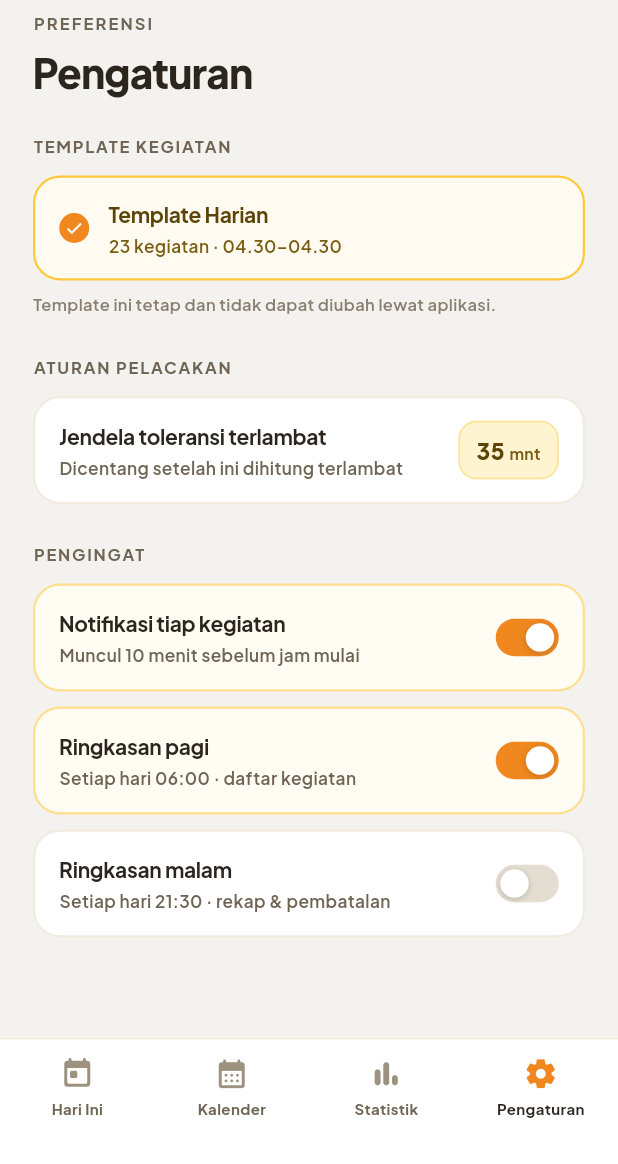
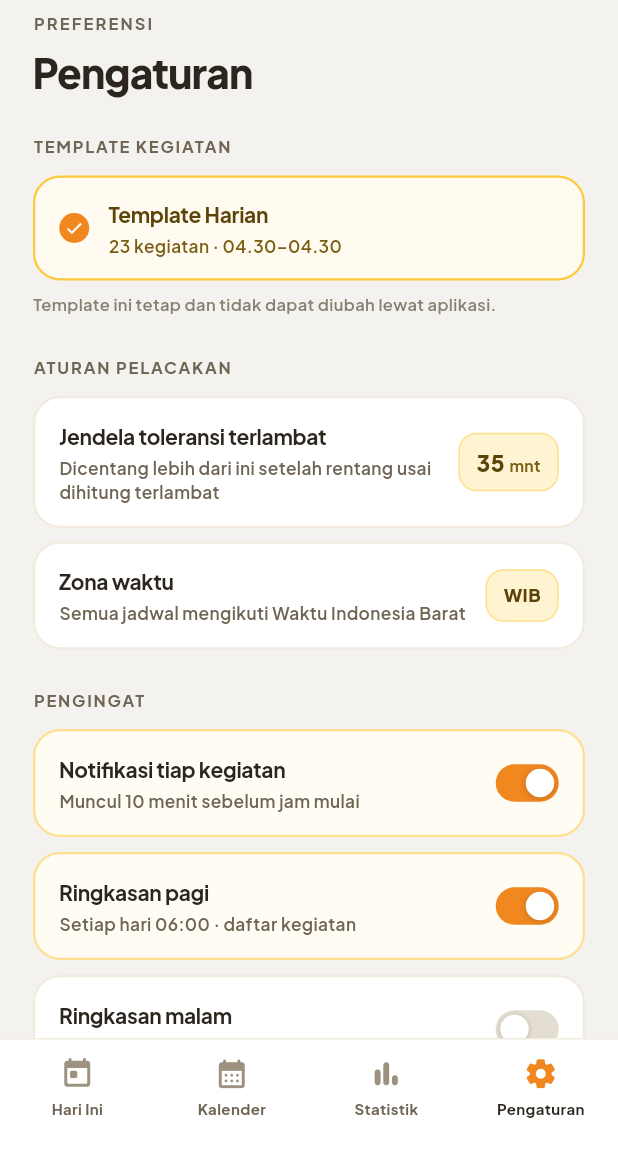
Before and after one commit to itsraziqsm/Daily-Track-App, a Flutter app: the screen it shows after launch, item 4 of the bottom bar chosen, on a phone screen of 412 x 824 dp, the part 72-1236 px from its top. Run offline on Flutter 3.47's test engine with Material 3 defaults, Android fonts, the phone set to English and light mode, and no system bars; our stand-ins replace google_fonts, sqflite; accounts and stored records are empty.

Commit message:
Scope task actions to the live WIB time range
Actions (Batalkan / Tandai selesai) now appear only while the WIB
clock sits inside a task's start-end range, so every other card stays
plain by default. Lateness is measured from the end of the range
rather than its start, and all time math - active window, log dates,
streak, weekly stats - runs on WIB (UTC+7) instead of device local
time. A 30-second ticker keeps the running window current.

Co-Authored-By: Claude Opus 5 <noreply@anthropic.com>
Claude-Session: https://claude.ai/code/session_01NbFS92ECAiKe7ZkBYNtGfg

```diff
--- a/lib/providers/schedule_provider.dart
+++ b/lib/providers/schedule_provider.dart
@@ -1,18 +1,35 @@
+import 'dart:async';
+
 import 'package:flutter/foundation.dart';
-import 'package:intl/intl.dart';
 
 import '../data/seed_activities.dart';
 import '../db/database_helper.dart';
 import '../models/activity.dart';
 import '../models/daily_log.dart';
+import '../utils/wib.dart';
 
 class ScheduleProvider extends ChangeNotifier {
   final DatabaseHelper _db = DatabaseHelper.instance;
 
   final List<Activity> activities = seedActivities;
 
-  /// Kegiatan dicentang setelah lewat sekian menit dari jam mulai dihitung terlambat.
+  /// Kegiatan yang dicentang lebih dari sekian menit setelah rentang waktunya
+  /// usai dihitung terlambat.
   static const int toleranceMinutes = 35;
+
+  /// Jendela kegiatan aktif bergeser mengikuti jam, jadi tampilan perlu
+  /// menyegarkan diri tanpa interaksi pengguna.
+  Timer? _ticker;
+
+  ScheduleProvider() {
+    _ticker = Timer.periodic(const Duration(seconds: 30), (_) => notifyListeners());
+  }
+
+  @override
+  void dispose() {
+    _ticker?.cancel();
+    super.dispose();
+  }
 
   Map<int, DailyLog> _todayLogs = {};
   List<DailyLog> _allLogs = [];
@@ -23,9 +40,7 @@ class ScheduleProvider extends ChangeNotifier {
     'night': false,
   };
 
-  String get todayKey => _dateKey(DateTime.now());
-  String _dateKey(DateTime d) => DateFormat('yyyy-MM-dd').format(d);
-  int get _nowMinutes => DateTime.now().hour * 60 + DateTime.now().minute;
+  String get todayKey => wibDateKey(wibNow());
 
   Map<int, DailyLog> get todayLogs => _todayLogs;
   List<DailyLog> get allLogs => _allLogs;
@@ -49,10 +64,20 @@ class ScheduleProvider extends ChangeNotifier {
     notifyListeners();
   }
 
-  bool isActive(Activity activity) {
-    if (_todayLogs.containsKey(activity.id)) return false;
-    return (_nowMinutes - activity.startMinutes).abs() <= 90;
+  /// Kegiatan sedang berlangsung: jam WIB sekarang berada di dalam rentang
+  /// mulai–selesai. Hanya kegiatan inilah yang menampilkan opsi aksi.
+  bool isRunning(Activity activity) {
+    final now = wibMinutesOfDay();
+    final start = activity.startMinutes;
+    final end = activity.endMinutes;
+    if (end > start) return now >= start && now < end;
+    // Rentang melewati tengah malam, mis. Tidur 22.00–04.30.
+    return now >= start || now < end;
   }
+
+  /// Menit berlalu sejak rentang kegiatan usai. Negatif berarti rentangnya
+  /// belum selesai (atau belum dimulai) hari ini.
+  int minutesSinceEnd(Activity activity) => wibMinutesOfDay() - activity.endMinutes;
 
   /// Tandai kegiatan: otomatis "selesai" atau "terlambat" berdasarkan jendela toleransi.
   Future<void> toggle(Activity activity) async {
@@ -64,12 +89,15 @@ class ScheduleProvider extends ChangeNotifier {
       notifyListeners();
       return;
     }
-    final late = _nowMinutes - activity.startMinutes > toleranceMinutes;
+    // Kegiatan yang masih berlangsung tidak pernah terlambat; ini juga menjaga
+    // kegiatan lintas tengah malam (mis. Tidur 22.00–04.30), yang jam usainya
+    // secara angka berada di belakang jam sekarang.
+    final late = !isRunning(activity) && minutesSinceEnd(activity) > toleranceMinutes;
     final log = DailyLog(
       activityId: activity.id,
       date: todayKey,
       status: late ? LogStatus.late : LogStatus.done,
-      timestamp: DateTime.now(),
+      timestamp: wibNow(),
     );
     await _db.upsertLog(log);
     _todayLogs[activity.id] = log;
@@ -83,7 +111,7 @@ class ScheduleProvider extends ChangeNotifier {
       date: todayKey,
       status: LogStatus.cancelled,
       reason: reason,
-      timestamp: DateTime.now(),
+      timestamp: wibNow(),
     );
     await _db.upsertLog(log);
     _todayLogs[activity.id] = log;
@@ -126,9 +154,9 @@ class ScheduleProvider extends ChangeNotifier {
   int get perfectStreak {
     final byDate = logsByDate;
     var streak = 0;
-    var day = DateTime.now().subtract(const Duration(days: 1));
+    var day = wibNow().subtract(const Duration(days: 1));
     while (true) {
-      final key = _dateKey(day);
+      final key = wibDateKey(day);
       final logs = byDate[key];
       if (logs == null || !_isPerfectDay(logs)) break;
       streak++;
@@ -142,8 +170,8 @@ class ScheduleProvider extends ChangeNotifier {
     final byDate = logsByDate;
     final out = <MapEntry<DateTime, double>>[];
     for (var i = 6; i >= 0; i--) {
-      final day = DateTime.now().subtract(Duration(days: i));
-      final logs = byDate[_dateKey(day)] ?? [];
+      final day = wibNow().subtract(Duration(days: i));
+      final logs = byDate[wibDateKey(day)] ?? [];
       final completed = logs.where((l) => l.status != LogStatus.cancelled).length;
       final pct = totalCount == 0 ? 0.0 : completed / totalCount;
       out.add(MapEntry(day, pct));
--- a/lib/screens/home_tab.dart
+++ b/lib/screens/home_tab.dart
@@ -4,6 +4,7 @@ import 'package:provider/provider.dart';
 
 import '../providers/schedule_provider.dart';
 import '../theme/app_theme.dart';
+import '../utils/wib.dart';
 import '../widgets/activity_tile.dart';
 import '../widgets/skip_reason_dialog.dart';
 
@@ -14,7 +15,7 @@ class HomeTab extends StatelessWidget {
   @override
   Widget build(BuildContext context) {
     final provider = context.watch<ScheduleProvider>();
-    final todayLabel = DateFormat('EEEE, d MMMM', 'id_ID').format(DateTime.now());
+    final todayLabel = DateFormat('EEEE, d MMMM', 'id_ID').format(wibNow());
     final activities = provider.activities;
     final pctDone = provider.totalCount == 0 ? 0.0 : provider.onTimeCount / provider.totalCount;
     final pctLate = provider.totalCount == 0 ? 0.0 : provider.lateCount / provider.totalCount;
@@ -138,7 +139,7 @@ class HomeTab extends StatelessWidget {
           ActivityTile(
             activity: activities[i],
             log: provider.todayLogs[activities[i].id],
-            isActive: provider.isActive(activities[i]),
+            isRunning: provider.isRunning(activities[i]),
             isLast: i == activities.length - 1,
             onCheck: () => provider.toggle(activities[i]),
             onCancel: () async {
--- a/lib/screens/settings_tab.dart
+++ b/lib/screens/settings_tab.dart
@@ -81,7 +81,7 @@ class SettingsTab extends StatelessWidget {
                   children: [
                     Text('Jendela toleransi terlambat', style: TextStyle(fontSize: 14, fontWeight: FontWeight.w700, letterSpacing: -0.2, color: AppColors.ink)),
                     SizedBox(height: 3),
-                    Text('Dicentang setelah ini dihitung terlambat', style: TextStyle(fontSize: 11.5, fontWeight: FontWeight.w600, color: AppColors.inkMuted)),
+                    Text('Dicentang lebih dari ini setelah rentang usai dihitung terlambat', style: TextStyle(fontSize: 11.5, fontWeight: FontWeight.w600, color: AppColors.inkMuted)),
                   ],
                 ),
               ),
@@ -101,6 +101,38 @@ class SettingsTab extends StatelessWidget {
                     const Text('mnt', style: TextStyle(fontSize: 10.5, fontWeight: FontWeight.w700, color: AppColors.yellowInk2)),
                   ],
                 ),
+              ),
+            ],
+          ),
+        ),
+        const SizedBox(height: 9),
+        Container(
+          padding: const EdgeInsets.symmetric(horizontal: 16, vertical: 15),
+          decoration: BoxDecoration(
+            border: Border.all(color: AppColors.line, width: 1.5),
+            borderRadius: BorderRadius.circular(18),
+            color: Colors.white,
+          ),
+          child: Row(
+            children: [
+              const Expanded(
+                child: Column(
+                  crossAxisAlignment: CrossAxisAlignment.start,
+                  children: [
+                    Text('Zona waktu', style: TextStyle(fontSize: 14, fontWeight: FontWeight.w700, letterSpacing: -0.2, color: AppColors.ink)),
+                    SizedBox(height: 3),
+                    Text('Semua jadwal mengikuti Waktu Indonesia Barat', style: TextStyle(fontSize: 11.5, fontWeight: FontWeight.w600, color: AppColors.inkMuted)),
+                  ],
+                ),
+              ),
+              Container(
+                padding: const EdgeInsets.symmetric(horizontal: 11, vertical: 8),
+                decoration: BoxDecoration(
+                  color: AppColors.yellowChipBg,
+                  border: Border.all(color: AppColors.yellowChipBorder),
+                  borderRadius: BorderRadius.circular(12),
+                ),
+                child: const Text('WIB', style: TextStyle(fontSize: 12, fontWeight: FontWeight.w800, color: AppColors.yellowInk)),
               ),
             ],
           ),
--- a/lib/screens/stats_tab.dart
+++ b/lib/screens/stats_tab.dart
@@ -4,6 +4,7 @@ import 'package:provider/provider.dart';
 
 import '../providers/schedule_provider.dart';
 import '../theme/app_theme.dart';
+import '../utils/wib.dart';
 import '../widgets/discipline_ring.dart';
 
 const _dayInitials = ['M', 'S', 'S', 'R', 'K', 'J', 'S'];
@@ -137,7 +138,7 @@ class StatsTab extends StatelessWidget {
   }
 
   static bool _isToday(DateTime d) {
-    final now = DateTime.now();
+    final now = wibNow();
     return d.year == now.year && d.month == now.month && d.day == now.day;
   }
 }
--- /dev/null
+++ b/lib/utils/wib.dart
@@ -0,0 +1,15 @@
+import 'package:intl/intl.dart';
+
+/// Seluruh perhitungan waktu aplikasi memakai Waktu Indonesia Barat (UTC+7),
+/// terlepas dari zona waktu perangkat.
+const Duration wibOffset = Duration(hours: 7);
+
+DateTime wibNow() => DateTime.now().toUtc().add(wibOffset);
+
+String wibDateKey(DateTime d) => DateFormat('yyyy-MM-dd').format(d);
+
+/// Menit ke-berapa dalam sehari menurut WIB (0–1439).
+int wibMinutesOfDay() {
+  final now = wibNow();
+  return now.hour * 60 + now.minute;
+}
```
Also changed, not shown: lib/screens/calendar_tab.dart (+5 -4 lines), lib/widgets/activity_tile.dart (+10 -6 lines), 1 other file.
